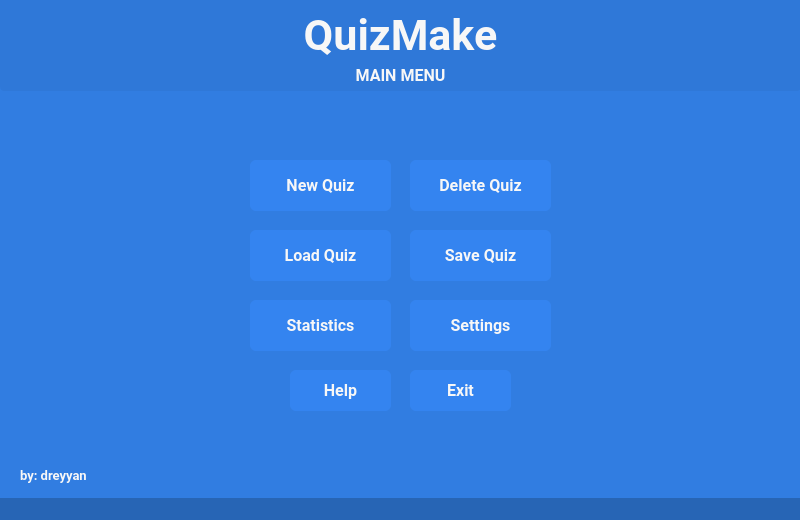
The window that main.ui (dreyyan/Project.4.QuizMake) describes before a commit, drawn with Qt 5.
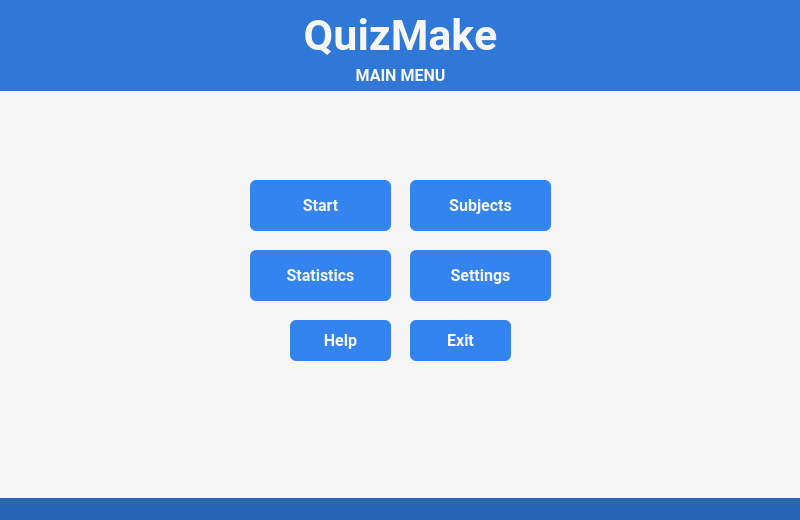
The same window after the commit. Icons and pictures are not drawn.

```diff
--- a/main.ui
+++ b/main.ui
@@ -119,7 +119,7 @@
     <bool>true</bool>
    </property>
    <property name="styleSheet">
-    <string notr="true">background-color: rgb(49, 125, 225);</string>
+    <string notr="true">background-color: rgb(247, 247, 247);</string>
    </property>
    <widget class="QLabel" name="l_title">
     <property name="geometry">
@@ -157,7 +157,7 @@
     <property name="geometry">
      <rect>
       <x>410</x>
-      <y>370</y>
+      <y>320</y>
       <width>101</width>
       <height>41</height>
      </rect>
@@ -191,46 +191,6 @@
      <string>Exit</string>
     </property>
    </widget>
-   <widget class="QPushButton" name="b_new_quiz">
-    <property name="geometry">
-     <rect>
-      <x>250</x>
-      <y>160</y>
-      <width>141</width>
-      <height>51</height>
-     </rect>
-    </property>
-    <property name="font">
-     <font>
-      <family>Roboto</family>
-      <pointsize>12</pointsize>
-      <weight>75</weight>
-      <bold>true</bold>
-      <stylestrategy>PreferAntialias</stylestrategy>
-     </font>
-    </property>
-    <property name="styleSheet">
-     <string notr="true">QPushButton {
-color: #F7F7F7;
-background-color: #3484F0;
-border-radius: 6px;
-font-weight: bold;
-}
-
-QPushButton::hover {
-background-color: rgb(47, 118, 212);
-}
-
-QPushButton::pressed {
-background-color: rgb(77, 148, 240);
-}
-
-</string>
-    </property>
-    <property name="text">
-     <string>New Quiz</string>
-    </property>
-   </widget>
    <widget class="QLabel" name="l_name_credit">
     <property name="geometry">
      <rect>
@@ -265,7 +225,7 @@
     <property name="geometry">
      <rect>
       <x>290</x>
-      <y>370</y>
+      <y>320</y>
       <width>101</width>
       <height>41</height>
      </rect>
@@ -303,7 +263,7 @@
     <property name="geometry">
      <rect>
       <x>410</x>
-      <y>300</y>
+      <y>250</y>
       <width>141</width>
       <height>51</height>
      </rect>
@@ -337,87 +297,11 @@
      <string>Settings</string>
     </property>
    </widget>
-   <widget class="QPushButton" name="b_load_quiz">
-    <property name="geometry">
-     <rect>
-      <x>250</x>
-      <y>230</y>
-      <width>141</width>
-      <height>51</height>
-     </rect>
-    </property>
-    <property name="font">
-     <font>
-      <family>Roboto</family>
-      <pointsize>12</pointsize>
-      <weight>75</weight>
-      <bold>true</bold>
-      <stylestrategy>PreferAntialias</stylestrategy>
-     </font>
-    </property>
-    <property name="styleSheet">
-     <string notr="true">QPushButton {
-color: #F7F7F7;
-background-color: #3484F0;
-border-radius: 6px;
-font-weight: bold;
-}
-
-QPushButton::hover {
-background-color: rgb(47, 118, 212);
-}
-
-QPushButton::pressed {
-background-color: rgb(77, 148, 240);
-}</string>
-    </property>
-    <property name="text">
-     <string>Load Quiz</string>
-    </property>
-   </widget>
-   <widget class="QPushButton" name="b_save_quiz">
-    <property name="geometry">
-     <rect>
-      <x>410</x>
-      <y>230</y>
-      <width>141</width>
-      <height>51</height>
-     </rect>
-    </property>
-    <property name="font">
-     <font>
-      <family>Roboto</family>
-      <pointsize>12</pointsize>
-      <weight>75</weight>
-      <bold>true</bold>
-      <stylestrategy>PreferAntialias</stylestrategy>
-     </font>
-    </property>
-    <property name="styleSheet">
-     <string notr="true">QPushButton {
-color: #F7F7F7;
-background-color: #3484F0;
-border-radius: 6px;
-font-weight: bold;
-}
-
-QPushButton::hover {
-background-color: rgb(47, 118, 212);
-}
-
-QPushButton::pressed {
-background-color: rgb(77, 148, 240);
-}</string>
-    </property>
-    <property name="text">
-     <string>Save Quiz</string>
-    </property>
-   </widget>
    <widget class="QPushButton" name="b_statistics">
     <property name="geometry">
      <rect>
       <x>250</x>
-      <y>300</y>
+      <y>250</y>
       <width>141</width>
       <height>51</height>
      </rect>
@@ -451,45 +335,6 @@
      <string>Statistics</string>
     </property>
    </widget>
-   <widget class="QPushButton" name="b_delete_quiz">
-    <property name="geometry">
-     <rect>
-      <x>410</x>
-      <y>160</y>
-      <width>141</width>
-      <height>51</height>
-     </rect>
-    </property>
-    <property name="font">
-     <font>
-      <family>Roboto</family>
-      <pointsize>12</pointsize>
-      <weight>75</weight>
-      <bold>true</bold>
-      <underline>false</underline>
-      <stylestrategy>PreferAntialias</stylestrategy>
-     </font>
-    </property>
-    <property name="styleSheet">
-     <string notr="true">QPushButton {
-color: #F7F7F7;
-background-color: #3484F0;
-border-radius: 6px;
-font-weight: bold;
-}
-
-QPushButton::hover {
-background-color: rgb(47, 118, 212);
-}
-
-QPushButton::pressed {
-background-color: rgb(77, 148, 240);
-}</string>
-    </property>
-    <property name="text">
-     <string>Delete Quiz</string>
-    </property>
-   </widget>
    <widget class="QLabel" name="l_main_menu">
     <property name="geometry">
      <rect>
@@ -512,8 +357,7 @@
     <property name="styleSheet">
      <string notr="true">color: #F7F7F7;
 background-color: rgb(47, 120, 216);
-font-weight: bold;
-border-radius: 4px;</string>
+font-weight: bold;</string>
     </property>
     <property name="text">
      <string>MAIN MENU</string>
@@ -522,6 +366,84 @@
      <set>Qt::AlignCenter</set>
     </property>
    </widget>
+   <widget class="QPushButton" name="b_start">
+    <property name="geometry">
+     <rect>
+      <x>250</x>
+      <y>180</y>
+      <width>141</width>
+      <height>51</height>
+     </rect>
+    </property>
+    <property name="font">
+     <font>
+      <family>Roboto</family>
+      <pointsize>12</pointsize>
+      <weight>75</weight>
+      <bold>true</bold>
+      <underline>false</underline>
+      <stylestrategy>PreferAntialias</stylestrategy>
+     </font>
+    </property>
+    <property name="styleSheet">
+     <string notr="true">QPushButton {
+color: #F7F7F7;
+background-color: #3484F0;
+border-radius: 6px;
+font-weight: bold;
+}
+
+QPushButton::hover {
+background-color: rgb(47, 118, 212);
+}
+
+QPushButton::pressed {
+background-color: rgb(77, 148, 240);
+}</string>
+    </property>
+    <property name="text">
+     <string>Start</string>
+    </property>
+   </widget>
+   <widget class="QPushButton" name="b_subjects">
+    <property name="geometry">
+     <rect>
+      <x>410</x>
+      <y>180</y>
+      <width>141</width>
+      <height>51</height>
+     </rect>
+    </property>
+    <property name="font">
+     <font>
+      <family>Roboto</family>
+      <pointsize>12</pointsize>
+      <weight>75</weight>
+      <bold>true</bold>
+      <underline>false</underline>
+      <stylestrategy>PreferAntialias</stylestrategy>
+     </font>
+    </property>
+    <property name="styleSheet">
+     <string notr="true">QPushButton {
+color: #F7F7F7;
+background-color: #3484F0;
+border-radius: 6px;
+font-weight: bold;
+}
+
+QPushButton::hover {
+background-color: rgb(47, 118, 212);
+}
+
+QPushButton::pressed {
+background-color: rgb(77, 148, 240);
+}</string>
+    </property>
+    <property name="text">
+     <string>Subjects</string>
+    </property>
+   </widget>
   </widget>
   <widget class="QMenuBar" name="menubar">
    <property name="geometry">
```
